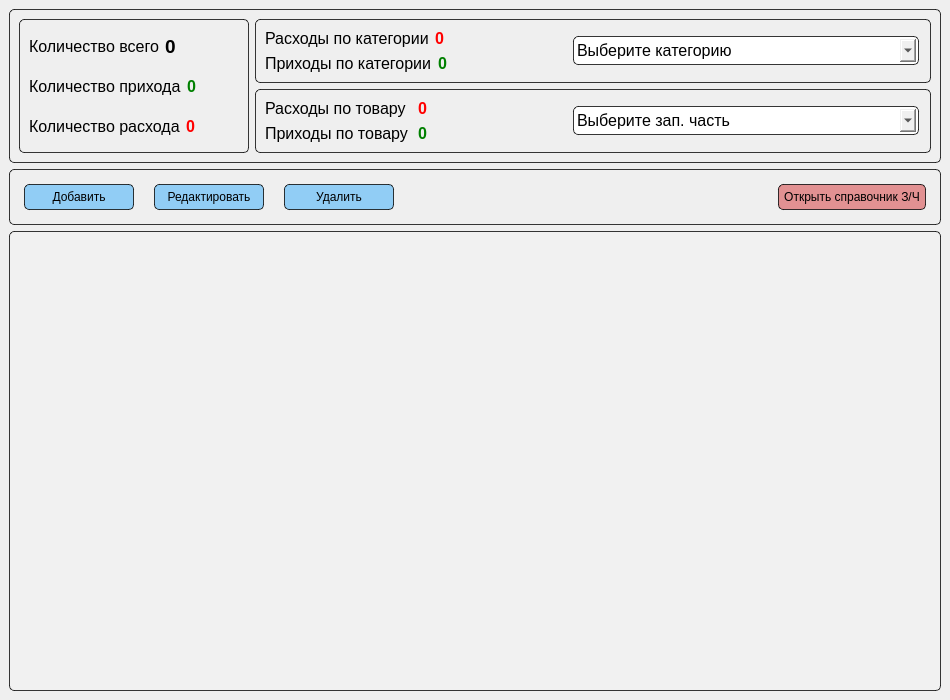
LeonSoftLab/PartsWarehouse, file forms/Form_Main.ui: the form before one commit.
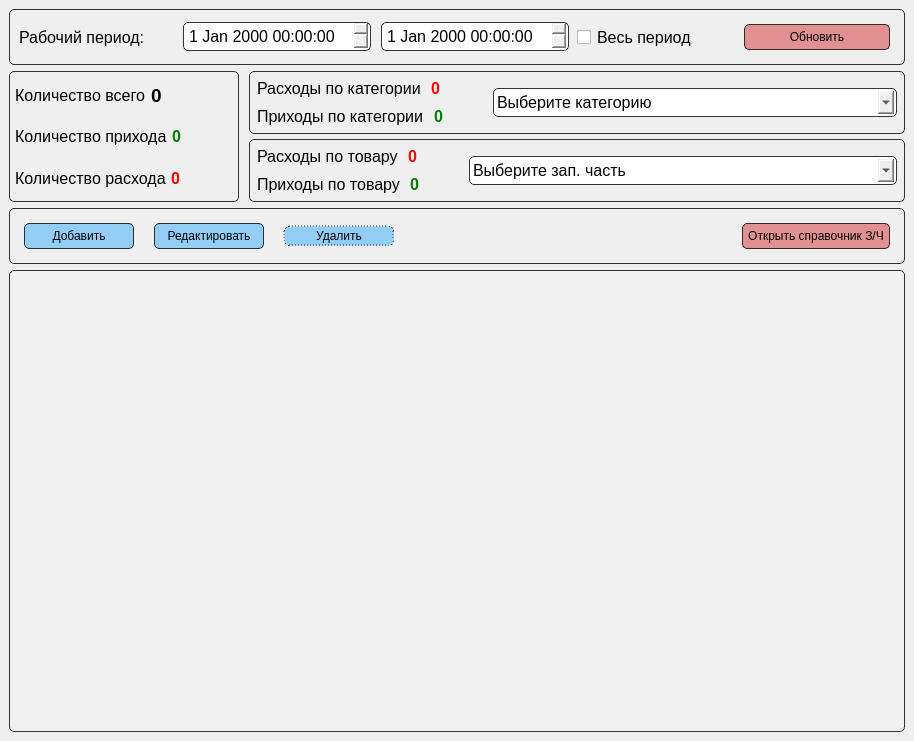
The form after the commit.

What changed in the file:
```diff
--- a/forms/Form_Main.ui
+++ b/forms/Form_Main.ui
@@ -6,8 +6,8 @@
    <rect>
     <x>0</x>
     <y>0</y>
-    <width>950</width>
-    <height>700</height>
+    <width>914</width>
+    <height>741</height>
    </rect>
   </property>
   <property name="font">
@@ -31,18 +31,137 @@
 border: 1px solid rgba(0, 0, 0, 200);
 border-radius : 5px;</string>
       </property>
-      <layout class="QHBoxLayout" name="horizontalLayout_10" stretch="0,1">
+      <layout class="QHBoxLayout" name="horizontalLayout_10">
        <item>
-        <widget class="QFrame" name="frame_left">
+        <widget class="QLabel" name="label_work_period">
+         <property name="styleSheet">
+          <string notr="true">background-color: none;
+color: black;
+font-family: &quot;Arial&quot;;
+font-size: 12pt;
+border: none;</string>
+         </property>
+         <property name="text">
+          <string>Рабочий период:</string>
+         </property>
+        </widget>
+       </item>
+       <item>
+        <widget class="QDateTimeEdit" name="dte_start_period">
+         <property name="styleSheet">
+          <string notr="true">color: black;
+font-family: &quot;Arial&quot;;
+font-size: 12pt;
+margin: 2px;
+padding: 3px;</string>
+         </property>
+        </widget>
+       </item>
+       <item>
+        <widget class="QDateTimeEdit" name="dte_end_period">
+         <property name="styleSheet">
+          <string notr="true">color: black;
+font-family: &quot;Arial&quot;;
+font-size: 12pt;
+margin: 2px;
+padding: 3px;</string>
+         </property>
+        </widget>
+       </item>
+       <item>
+        <widget class="QCheckBox" name="checkbox_all_period">
+         <property name="styleSheet">
+          <string notr="true">background-color: none;
+color: black;
+font-family: &quot;Arial&quot;;
+font-size: 12pt;
+border: none;</string>
+         </property>
+         <property name="text">
+          <string>Весь период</string>
+         </property>
+        </widget>
+       </item>
+       <item>
+        <widget class="QPushButton" name="btn_update_all_data">
+         <property name="styleSheet">
+          <string notr="true">QPushButton {
+background-color: rgba(207, 0, 3, 100);
+font: 10pt &quot;Arial&quot;;
+margin: 5px;
+padding: 5px;
+}
+QPushButton:hover {
+background-color: rgba(2, 144, 0, 100);
+color:white;
+}
+QPushButton:pressed {
+background-color: rgba(2, 144, 0, 150);
+color:white;
+}</string>
+         </property>
+         <property name="text">
+          <string>Обновить</string>
+         </property>
+        </widget>
+       </item>
+      </layout>
+     </widget>
+    </item>
+    <item>
+     <widget class="QFrame" name="frame_middle_2">
+      <layout class="QHBoxLayout" name="horizontalLayout_12" stretch="0,1">
+       <property name="spacing">
+        <number>10</number>
+       </property>
+       <property name="leftMargin">
+        <number>0</number>
+       </property>
+       <property name="topMargin">
+        <number>0</number>
+       </property>
+       <property name="rightMargin">
+        <number>0</number>
+       </property>
+       <property name="bottomMargin">
+        <number>0</number>
+       </property>
+       <item>
+        <widget class="QFrame" name="frame_middle_left">
          <property name="minimumSize">
           <size>
            <width>230</width>
            <height>0</height>
           </size>
          </property>
+         <property name="styleSheet">
+          <string notr="true">color: black;
+border: 1px solid rgba(0, 0, 0, 200);
+border-radius : 5px;
+padding: 0px;
+margin: 0px;</string>
+         </property>
          <layout class="QVBoxLayout" name="verticalLayout_2">
+          <property name="spacing">
+           <number>5</number>
+          </property>
+          <property name="leftMargin">
+           <number>5</number>
+          </property>
+          <property name="topMargin">
+           <number>5</number>
+          </property>
+          <property name="rightMargin">
+           <number>5</number>
+          </property>
+          <property name="bottomMargin">
+           <number>5</number>
+          </property>
           <item>
            <layout class="QHBoxLayout" name="horizontalLayout_11">
+            <property name="spacing">
+             <number>6</number>
+            </property>
             <item>
              <widget class="QLabel" name="label_count_all">
               <property name="styleSheet">
@@ -165,14 +284,68 @@
         </widget>
        </item>
        <item>
-        <layout class="QVBoxLayout" name="verticalLayout_5">
+        <widget class="QFrame" name="frame_middle_right">
+         <layout class="QVBoxLayout" name="verticalLayout_5" stretch="0,0">
+          <property name="spacing">
+           <number>5</number>
+          </property>
+          <property name="leftMargin">
+           <number>0</number>
+          </property>
+          <property name="topMargin">
+           <number>0</number>
+          </property>
+          <property name="rightMargin">
+           <number>0</number>
+          </property>
+          <property name="bottomMargin">
+           <number>0</number>
+          </property>
          <item>
           <widget class="QFrame" name="frame_right1">
-           <layout class="QHBoxLayout" name="horizontalLayout_6">
+            <property name="styleSheet">
+             <string notr="true">color: black;
+border: 1px solid rgba(0, 0, 0, 200);
+border-radius : 5px;</string>
+            </property>
+            <layout class="QHBoxLayout" name="horizontalLayout_6" stretch="0,1">
+             <property name="spacing">
+              <number>5</number>
+             </property>
+             <property name="leftMargin">
+              <number>5</number>
+             </property>
+             <property name="topMargin">
+              <number>5</number>
+             </property>
+             <property name="rightMargin">
+              <number>5</number>
+             </property>
+             <property name="bottomMargin">
+              <number>5</number>
+             </property>
             <item>
-             <layout class="QVBoxLayout" name="verticalLayout_3">
+              <layout class="QVBoxLayout" name="verticalLayout_3" stretch="0,0">
+               <property name="spacing">
+                <number>5</number>
+               </property>
               <item>
-               <layout class="QHBoxLayout" name="horizontalLayout_4">
+                <layout class="QHBoxLayout" name="horizontalLayout_4" stretch="0,1">
+                 <property name="spacing">
+                  <number>10</number>
+                 </property>
+                 <property name="leftMargin">
+                  <number>2</number>
+                 </property>
+                 <property name="topMargin">
+                  <number>2</number>
+                 </property>
+                 <property name="rightMargin">
+                  <number>2</number>
+                 </property>
+                 <property name="bottomMargin">
+                  <number>2</number>
+                 </property>
                 <item>
                  <widget class="QLabel" name="label_exp_category">
                   <property name="styleSheet">
@@ -189,6 +362,12 @@
                 </item>
                 <item>
                  <widget class="QLabel" name="data_exp_category">
+                   <property name="minimumSize">
+                    <size>
+                     <width>50</width>
+                     <height>0</height>
+                    </size>
+                   </property>
                   <property name="font">
                    <font>
                     <family>Arial</family>
@@ -213,6 +392,21 @@
               </item>
               <item>
                <layout class="QHBoxLayout" name="horizontalLayout_5">
+                 <property name="spacing">
+                  <number>10</number>
+                 </property>
+                 <property name="leftMargin">
+                  <number>2</number>
+                 </property>
+                 <property name="topMargin">
+                  <number>2</number>
+                 </property>
+                 <property name="rightMargin">
+                  <number>2</number>
+                 </property>
+                 <property name="bottomMargin">
+                  <number>2</number>
+                 </property>
                 <item>
                  <widget class="QLabel" name="label_in_category">
                   <property name="styleSheet">
@@ -229,6 +423,12 @@
                 </item>
                 <item>
                  <widget class="QLabel" name="data_in_category">
+                   <property name="minimumSize">
+                    <size>
+                     <width>50</width>
+                     <height>0</height>
+                    </size>
+                   </property>
                   <property name="font">
                    <font>
                     <family>Arial</family>
@@ -278,11 +478,46 @@
          </item>
          <item>
           <widget class="QFrame" name="frame_right2">
-           <layout class="QHBoxLayout" name="horizontalLayout_9">
+            <property name="styleSheet">
+             <string notr="true">color: black;
+border: 1px solid rgba(0, 0, 0, 200);
+border-radius : 5px;</string>
+            </property>
+            <layout class="QHBoxLayout" name="horizontalLayout_9" stretch="0,1">
+             <property name="spacing">
+              <number>5</number>
+             </property>
+             <property name="leftMargin">
+              <number>5</number>
+             </property>
+             <property name="topMargin">
+              <number>5</number>
+             </property>
+             <property name="rightMargin">
+              <number>5</number>
+             </property>
+             <property name="bottomMargin">
+              <number>5</number>
+             </property>
             <item>
              <layout class="QVBoxLayout" name="verticalLayout_4">
               <item>
                <layout class="QHBoxLayout" name="horizontalLayout_8">
+                 <property name="spacing">
+                  <number>10</number>
+                 </property>
+                 <property name="leftMargin">
+                  <number>2</number>
+                 </property>
+                 <property name="topMargin">
+                  <number>2</number>
+                 </property>
+                 <property name="rightMargin">
+                  <number>2</number>
+                 </property>
+                 <property name="bottomMargin">
+                  <number>2</number>
+                 </property>
                 <item>
                  <widget class="QLabel" name="label_exp_parts">
                   <property name="styleSheet">
@@ -299,6 +534,12 @@
                 </item>
                 <item>
                  <widget class="QLabel" name="data_exp_parts">
+                   <property name="minimumSize">
+                    <size>
+                     <width>50</width>
+                     <height>0</height>
+                    </size>
+                   </property>
                   <property name="font">
                    <font>
                     <family>Arial</family>
@@ -323,6 +564,21 @@
               </item>
               <item>
                <layout class="QHBoxLayout" name="horizontalLayout_7">
+                 <property name="spacing">
+                  <number>10</number>
+                 </property>
+                 <property name="leftMargin">
+                  <number>2</number>
+                 </property>
+                 <property name="topMargin">
+                  <number>2</number>
+                 </property>
+                 <property name="rightMargin">
+                  <number>2</number>
+                 </property>
+                 <property name="bottomMargin">
+                  <number>2</number>
+                 </property>
                 <item>
                  <widget class="QLabel" name="label_in_parts">
                   <property name="styleSheet">
@@ -339,6 +595,12 @@
                 </item>
                 <item>
                  <widget class="QLabel" name="data_in_parts">
+                   <property name="minimumSize">
+                    <size>
+                     <width>50</width>
+                     <height>0</height>
+                    </size>
+                   </property>
                   <property name="font">
                    <font>
                     <family>Arial</family>
@@ -387,6 +649,7 @@
           </widget>
          </item>
         </layout>
+        </widget>
        </item>
       </layout>
      </widget>
@@ -472,8 +735,9 @@
           <string notr="true">QPushButton {
 font: 10pt &quot;Arial&quot;;
 background-color: rgba(0, 153, 255, 100);
+border-style: dotted;
 margin: 5px;
-padding: 5px;
+padding: 2px;
 }
 QPushButton:hover {
 background-color: rgba(2, 144, 0, 100);
```
Left out of the diff: 8 changed lines with no effect on the pictures. Lines whose indentation alone changed are shown as unchanged.
